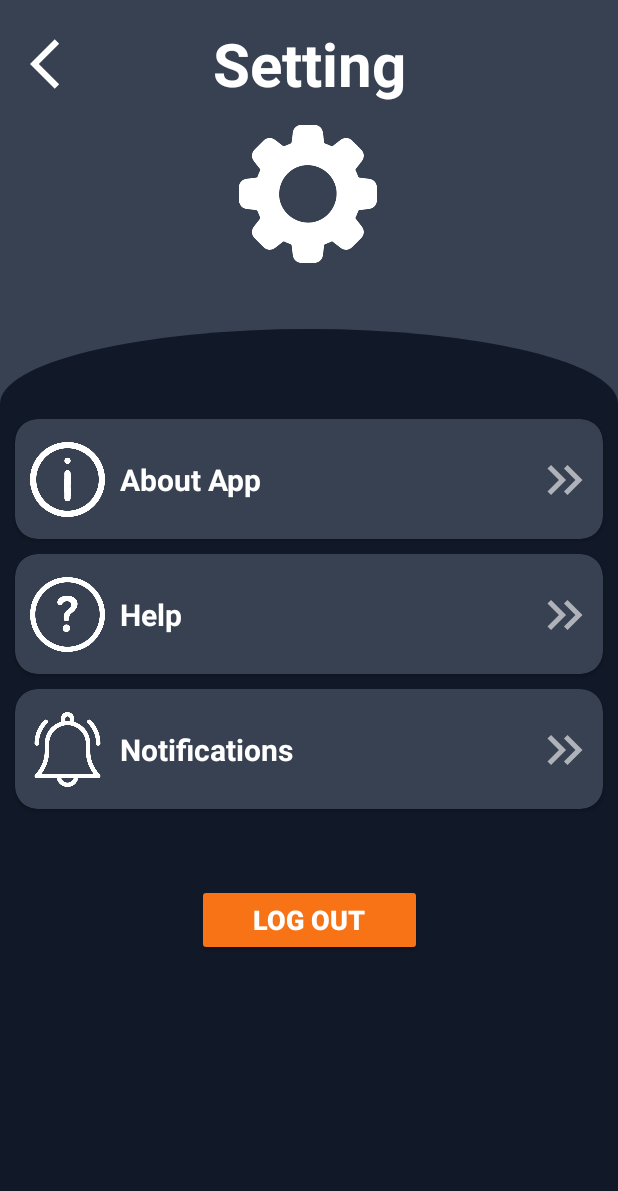
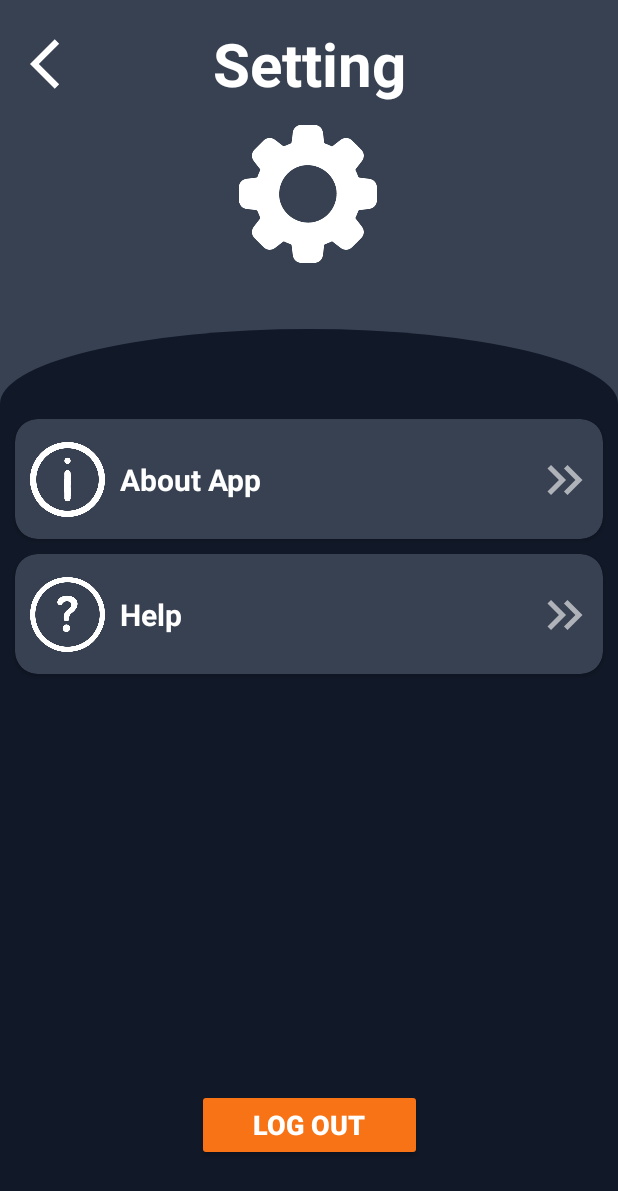
Before and after one commit to sharavanan5521-sys/PomenPro-TMS-, an Android app: the SettingsActivity screen opened directly, with no data from a screen before it, on a phone screen of 412 x 824 dp. Shown: the top 1191 px of the screen. Run offline under Robolectric (Android 15) with nearby library versions, the phone set to English and light mode, and no system bars.

Commit message:
feat: Add 'About App' screen and enhance UI
This commit introduces a new "About App" screen and includes several UI enhancements to the Settings and Timer activities.

Key changes include:
- Creates `AboutApp.java` and its corresponding layout file `activity_about_app.xml` to display application details like the logo, name, version, and a brief description.
- Adds the `AboutApp` activity to `AndroidManifest.xml`.
- Refactors the `activity_settings.xml` layout by removing the "Notifications" card and adjusting constraints for the "Log Out" button.
- Updates `activity_timer.xml` to include a "Recommended Time" text view and sets the text color to white for better visibility on the timer control buttons.

```diff
--- a/app/src/main/res/layout/activity_settings.xml
+++ b/app/src/main/res/layout/activity_settings.xml
@@ -73,8 +73,8 @@
                 android:background="@color/blue"
                 app:layout_constraintBottom_toBottomOf="parent"
                 app:layout_constraintTop_toBottomOf="@+id/imageView22"
-                app:layout_constraintVertical_bias="0.0"
-                tools:layout_editor_absoluteX="-197dp" />
+                app:layout_constraintVertical_bias="1.0"
+                tools:layout_editor_absoluteX="0dp" />
 
             <androidx.cardview.widget.CardView
                 android:id="@+id/cardView6"
@@ -136,10 +136,10 @@
                 android:layout_width="match_parent"
                 android:layout_height="80dp"
                 android:layout_margin="10dp"
-                app:cardBackgroundColor="@color/gray"
                 android:clickable="true"
                 android:focusable="true"
                 android:foreground="?android:attr/selectableItemBackground"
+                app:cardBackgroundColor="@color/gray"
                 app:cardCornerRadius="15dp"
                 app:layout_constraintEnd_toEndOf="@+id/cardView6"
                 app:layout_constraintStart_toStartOf="@+id/cardView6"
@@ -184,73 +184,20 @@
                 </androidx.constraintlayout.widget.ConstraintLayout>
             </androidx.cardview.widget.CardView>
 
-            <androidx.cardview.widget.CardView
-                android:id="@+id/cardView4"
-                android:layout_width="match_parent"
-                android:layout_height="80dp"
-                android:layout_margin="10dp"
-                android:clickable="true"
-                android:focusable="true"
-                android:foreground="?android:attr/selectableItemBackground"
-                app:cardBackgroundColor="@color/gray"
-                app:cardCornerRadius="15dp"
-                app:layout_constraintEnd_toEndOf="@+id/cardView7"
-                app:layout_constraintStart_toStartOf="@+id/cardView7"
-                app:layout_constraintTop_toBottomOf="@+id/cardView7">
-
-                <androidx.constraintlayout.widget.ConstraintLayout
-                    android:layout_width="match_parent"
-                    android:layout_height="match_parent">
-
-                    <ImageView
-                        android:id="@+id/imageView29"
-                        android:layout_width="50dp"
-                        android:layout_height="50dp"
-                        android:layout_marginStart="10dp"
-                        app:layout_constraintBottom_toBottomOf="parent"
-                        app:layout_constraintStart_toStartOf="parent"
-                        app:layout_constraintTop_toTopOf="parent"
-                        app:srcCompat="@drawable/noti" />
-
-                    <TextView
-                        android:id="@+id/textView17"
-                        android:layout_width="wrap_content"
-                        android:layout_height="wrap_content"
-                        android:layout_marginLeft="10dp"
-                        android:text="Notifications"
-                        android:textColor="@color/white"
-                        android:textSize="20sp"
-                        android:textStyle="bold"
-                        app:layout_constraintBottom_toBottomOf="@+id/imageView29"
-                        app:layout_constraintStart_toEndOf="@+id/imageView29"
-                        app:layout_constraintTop_toTopOf="@+id/imageView29" />
-
-                    <ImageView
-                        android:id="@+id/imageView30"
-                        android:layout_width="40dp"
-                        android:layout_height="40dp"
-                        android:layout_marginEnd="5dp"
-                        app:layout_constraintBottom_toBottomOf="@+id/textView17"
-                        app:layout_constraintEnd_toEndOf="parent"
-                        app:layout_constraintTop_toTopOf="@+id/textView17"
-                        app:srcCompat="@drawable/baseline_keyboard_double_arrow_right_24" />
-                </androidx.constraintlayout.widget.ConstraintLayout>
-            </androidx.cardview.widget.CardView>
-
             <Button
                 android:id="@+id/button"
                 android:layout_width="150dp"
                 android:layout_height="wrap_content"
-                android:layout_marginTop="50dp"
+                android:layout_marginBottom="50dp"
                 android:backgroundTint="@color/oren"
                 android:text="Log Out"
                 android:textColor="@color/white"
                 android:textSize="18sp"
                 android:textStyle="bold"
                 app:cornerRadius="10dp"
-                app:layout_constraintEnd_toEndOf="parent"
-                app:layout_constraintStart_toStartOf="parent"
-                app:layout_constraintTop_toBottomOf="@+id/cardView4" />
+                app:layout_constraintBottom_toBottomOf="@+id/view"
+                app:layout_constraintEnd_toEndOf="@+id/view"
+                app:layout_constraintStart_toStartOf="parent" />
 
         </androidx.constraintlayout.widget.ConstraintLayout>
     </LinearLayout>
```
Also changed, not shown: app/src/main/AndroidManifest.xml (+25 -19 lines), app/src/main/java/com/example/pomenpro/AboutApp.java (added, +24 -0 lines), app/src/main/res/layout/activity_about_app.xml (added, +119 -0 lines), app/src/main/res/layout/activity_timer.xml (+15 -0 lines).
